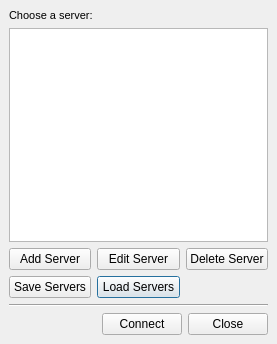
wildmichael/ParaView3-enhancements-old, file Qt/Components/Resources/UI/pqServerBrowser.ui: the form before one commit.
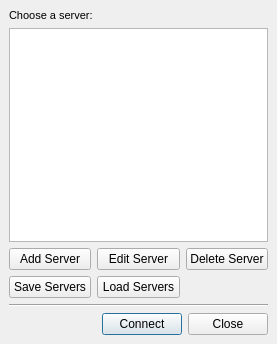
The form after the commit.

Commit message: ENH: Server browser sets a sensible default when opened, to reduce required user interaction

What changed in the file:
```diff
--- a/Qt/Components/Resources/UI/pqServerBrowser.ui
+++ b/Qt/Components/Resources/UI/pqServerBrowser.ui
@@ -125,6 +125,9 @@
        <property name="text" >
         <string>Connect</string>
        </property>
+       <property name="default" >
+        <bool>true</bool>
+       </property>
       </widget>
      </item>
      <item>
```
Left out of the diff: 10 changed lines with no effect on the pictures. The commit also changes 1 other file.
